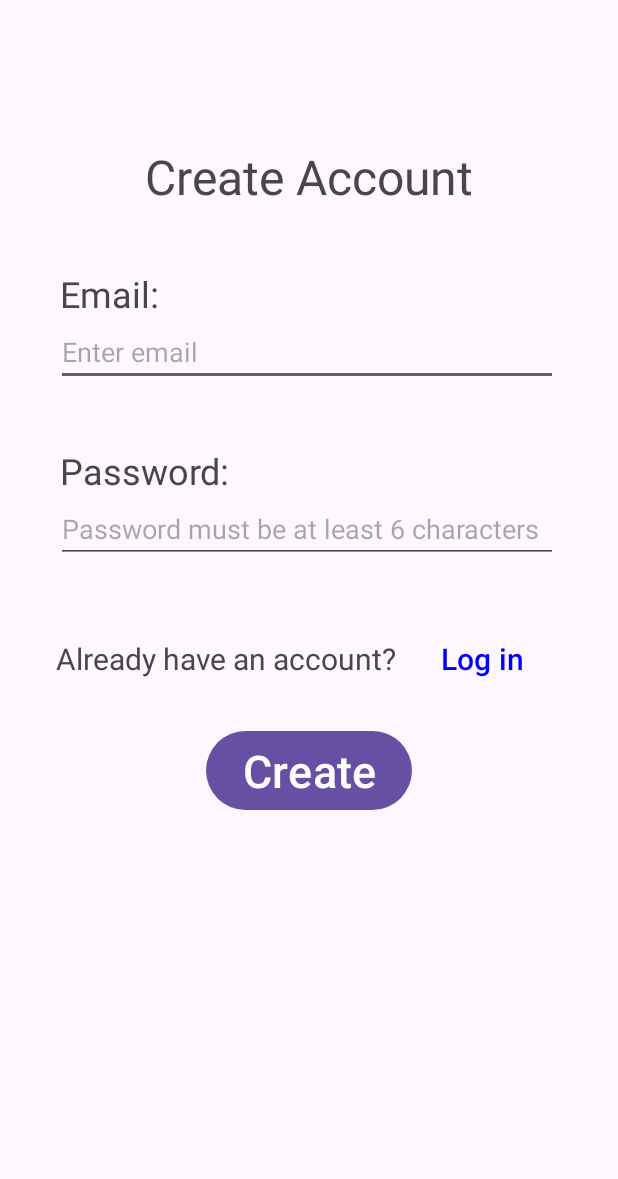
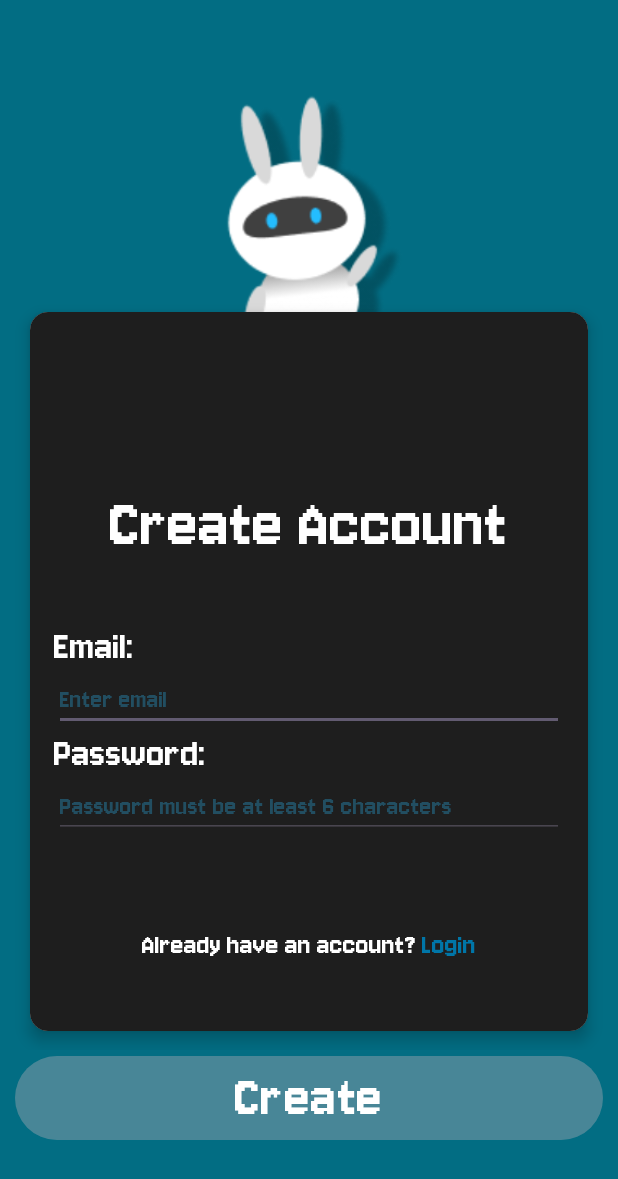
Before and after one commit to TheodoreKyle/AttendLY, an Android app: the RegisterAccount screen opened directly, with no data from a screen before it, on a phone screen of 412 x 824 dp. Shown: the top 1179 px of the screen. Run offline under Robolectric (Android 15) with nearby library versions, the phone set to English and light mode, and no system bars; our stand-ins replace Firebase (no records; nobody signed in at launch, a user with empty details on screens opened directly); 2 statements that could not run were skipped.

Commit message:
update 11/13/26 8:17am

```diff
--- a/app/src/main/res/layout/login_activity.xml
+++ b/app/src/main/res/layout/login_activity.xml
@@ -58,8 +58,8 @@
                     android:id="@+id/etLoginEmail"
                     android:layout_width="match_parent"
                     android:layout_height="wrap_content"
+                    android:hint="Enter Email"
                     android:fontFamily="@font/jersey10"
-                    android:hint="Enter Email"
                     android:textColor="#FFFFFF"
                     android:textColorHint="#224E61">
 
@@ -109,9 +109,7 @@
             android:layout_height="130dp"
             android:layout_gravity="top|center_horizontal"
             android:elevation="10dp"
-            app:srcCompat="@drawable/attendly"
-            tools:layout_editor_absoluteX="121dp"
-            tools:layout_editor_absoluteY="63dp" />
+            app:srcCompat="@drawable/attendly" />
 
     </FrameLayout>
 
@@ -120,9 +118,10 @@
         android:id="@+id/btnSubmit"
         android:layout_width="match_parent"
         android:layout_height="wrap_content"
+        android:text="@string/submit"
+
         android:backgroundTint="#56819BA6"
         android:fontFamily="@font/jersey10"
-        android:text="@string/submit"
         android:textColor="#FFFFFF"
         android:textSize="40sp" />
 
--- a/app/src/main/res/layout/register_account.xml
+++ b/app/src/main/res/layout/register_account.xml
@@ -1,85 +1,141 @@
 <?xml version="1.0" encoding="utf-8"?>
 <LinearLayout xmlns:android="http://schemas.android.com/apk/res/android"
-
+    xmlns:app="http://schemas.android.com/apk/res-auto"
+    xmlns:tools="http://schemas.android.com/tools"
     android:layout_width="match_parent"
     android:layout_height="match_parent"
+    android:background="#026D83"
     android:orientation="vertical"
-    android:id="@+id/register" >
+    android:padding="10dp"
+    android:gravity="center">
+
+
+    <FrameLayout
+        android:layout_width="match_parent"
+        android:layout_height="wrap_content"
+        android:layout_gravity="center">
+
+
+        <androidx.cardview.widget.CardView
+            android:layout_width="match_parent"
+            android:layout_height="wrap_content"
+            app:cardCornerRadius="12dp"
+            android:layout_marginTop="135dp"
+            app:cardElevation="6dp"
+            app:cardUseCompatPadding="true"
+            tools:layout_editor_absoluteX="16dp"
+            tools:layout_editor_absoluteY="121dp">
+
+
+            <LinearLayout
+                android:layout_width="match_parent"
+                android:layout_height="match_parent"
+                android:background="#1E1E1E"
+                android:orientation="vertical"
+                android:padding="16dp">
+
 
     <TextView
-        android:layout_width="wrap_content"
+        android:layout_width="match_parent"
         android:layout_height="wrap_content"
-        android:layout_marginTop="96dp"
-        android:layout_gravity="center"
         android:text="Create Account"
-        android:textSize="32sp" />
+        android:textColor="#FFFFFF"
+        android:textSize="48sp"
+        android:layout_marginTop="100dp"
+        android:fontFamily="@font/jersey10"
+        android:gravity="center"
+        />
 
     <TextView
-        android:layout_width="wrap_content"
+        android:layout_width="match_parent"
         android:layout_height="wrap_content"
         android:layout_marginTop="40dp"
-        android:layout_marginLeft="40dp"
+        android:fontFamily="@font/jersey10"
+        android:textColor="#FFFFFF"
+        android:textSize="28sp"
         android:text="Email:"
-        android:textSize="24sp" />
+        />
 
     <EditText
         android:id="@+id/etEmail"
         android:layout_width="match_parent"
         android:layout_height="wrap_content"
-        android:layout_marginLeft="37dp"
-        android:layout_marginRight="40dp"
         android:inputType="textEmailAddress"
-        android:hint="Enter email" />
+        android:hint="Enter email"
+        android:fontFamily="@font/jersey10"
+        android:textColor="#FFFFFF"
+        android:textColorHint="#224E61"/>
 
     <TextView
-        android:layout_width="wrap_content"
+        android:layout_width="match_parent"
         android:layout_height="wrap_content"
         android:text="Password: "
-        android:layout_marginTop="40dp"
-        android:layout_marginLeft="40dp"
-        android:textSize="24sp" />
+        android:fontFamily="@font/jersey10"
+        android:textColor="#FFFFFF"
+        android:textSize="28sp"
+        />
 
     <EditText
         android:id="@+id/etPassword"
         android:layout_width="match_parent"
         android:layout_height="wrap_content"
-        android:layout_marginLeft="37dp"
-        android:layout_marginRight="40dp"
         android:inputType="textPassword"
-        android:hint="Password must be at least 6 characters" />
+        android:hint="Password must be at least 6 characters"
+        android:fontFamily="@font/jersey10"
+        android:textColor="#FFFFFF"
+        android:textColorHint="#224E61"/>
 
     <LinearLayout
-        android:layout_width="match_parent"
+        android:layout_width="wrap_content"
         android:layout_height="wrap_content"
         android:orientation="horizontal"
-        android:layout_marginTop="40dp">
+        android:layout_gravity="center"
+        android:layout_marginTop="60dp"
+        android:layout_marginBottom="30dp"
+        >
 
         <TextView
             android:layout_width="wrap_content"
             android:layout_height="wrap_content"
-            android:layout_gravity="center"
-            android:layout_marginLeft="37dp"
             android:textSize="20sp"
-            android:text="Already have an account? "/>
+            android:text="Already have an account?"
+            android:fontFamily="@font/jersey10"
+            android:textColor="#FFFFFF"/>
 
-        <Button
+        <TextView
             android:id="@+id/btnLogin"
             android:layout_width="wrap_content"
             android:layout_height="wrap_content"
-            android:text="Log in"
-            android:textColor="#0000FF"
-            android:backgroundTint="@android:color/transparent"
-            android:elevation="0dp"
-            android:textSize="20sp" />
+            android:clickable="true"
+            android:focusable="true"
+            android:fontFamily="@font/jersey10"
+            android:textColor="#0076A8"
+            android:text="Login"
+            android:textSize="20sp"
+            android:layout_marginLeft="4dp"/>
 
-    </LinearLayout>
+            </LinearLayout>
+            </LinearLayout>
+        </androidx.cardview.widget.CardView>
+
+        <ImageView
+            android:id="@+id/imageView2"
+            android:layout_width="180dp"
+            android:layout_height="180dp"
+            app:srcCompat="@drawable/attendlymasc2"
+            android:layout_gravity="top|center_horizontal"
+            />
+    </FrameLayout>
 
     <Button
         android:id="@+id/createAccount"
-        android:layout_width="wrap_content"
+        android:layout_width="match_parent"
         android:layout_height="wrap_content"
-        android:layout_marginTop="20sp"
         android:text="Create"
-        android:textSize="30sp"
-        android:layout_gravity="center" />
+        android:backgroundTint="#56819BA6"
+        android:fontFamily="@font/jersey10"
+        android:textColor="#FFFFFF"
+        android:textSize="40sp"
+        android:layout_gravity="center"
+        />
 </LinearLayout>
```
Also changed, not shown: app/src/main/res/drawable/attendlymasc2.png (added).
